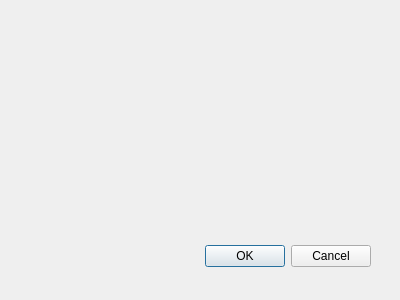
Qt form irrigation_hotspots_dialog_base.ui (bsc-com-12-19/Irrigation-Hotspots) before a commit.
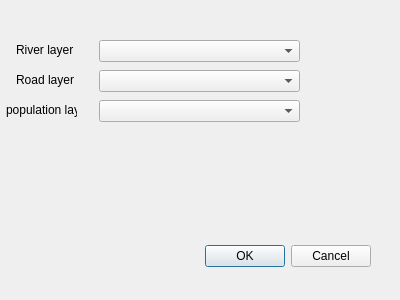
The same form after that commit.

The edit to the form file:
```diff
--- a/irrigation_hotspots_dialog_base.ui
+++ b/irrigation_hotspots_dialog_base.ui
@@ -28,6 +28,75 @@
     <set>QDialogButtonBox::Cancel|QDialogButtonBox::Ok</set>
    </property>
   </widget>
+  <widget class="QComboBox" name="comboBox">
+   <property name="geometry">
+    <rect>
+     <x>99</x>
+     <y>40</y>
+     <width>201</width>
+     <height>22</height>
+    </rect>
+   </property>
+  </widget>
+  <widget class="QComboBox" name="comboBox_2">
+   <property name="geometry">
+    <rect>
+     <x>99</x>
+     <y>70</y>
+     <width>201</width>
+     <height>22</height>
+    </rect>
+   </property>
+  </widget>
+  <widget class="QComboBox" name="comboBox_3">
+   <property name="geometry">
+    <rect>
+     <x>99</x>
+     <y>100</y>
+     <width>201</width>
+     <height>22</height>
+    </rect>
+   </property>
+  </widget>
+  <widget class="QLabel" name="label">
+   <property name="geometry">
+    <rect>
+     <x>16</x>
+     <y>40</y>
+     <width>61</width>
+     <height>20</height>
+    </rect>
+   </property>
+   <property name="text">
+    <string>River layer</string>
+   </property>
+  </widget>
+  <widget class="QLabel" name="label_2">
+   <property name="geometry">
+    <rect>
+     <x>16</x>
+     <y>70</y>
+     <width>61</width>
+     <height>20</height>
+    </rect>
+   </property>
+   <property name="text">
+    <string>Road layer</string>
+   </property>
+  </widget>
+  <widget class="QLabel" name="label_3">
+   <property name="geometry">
+    <rect>
+     <x>6</x>
+     <y>100</y>
+     <width>71</width>
+     <height>20</height>
+    </rect>
+   </property>
+   <property name="text">
+    <string>population layer</string>
+   </property>
+  </widget>
  </widget>
  <resources/>
  <connections>
```
Left out of the diff: 41 changed lines with no effect on the pictures.
